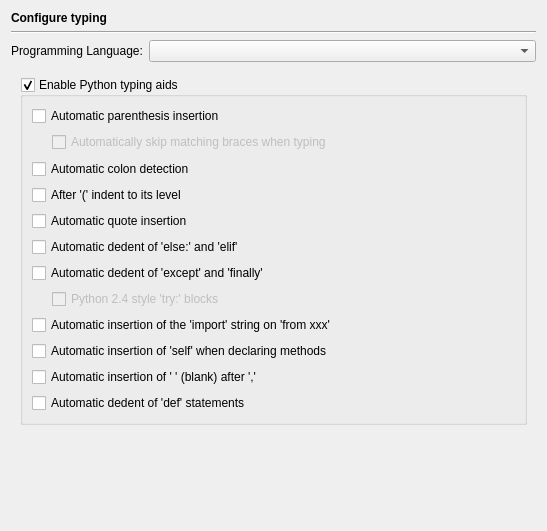
This is Preferences/ConfigurationPages/EditorTypingPage.ui in testmana2/test as Qt 5 draws it before an edit. The edited form follows.
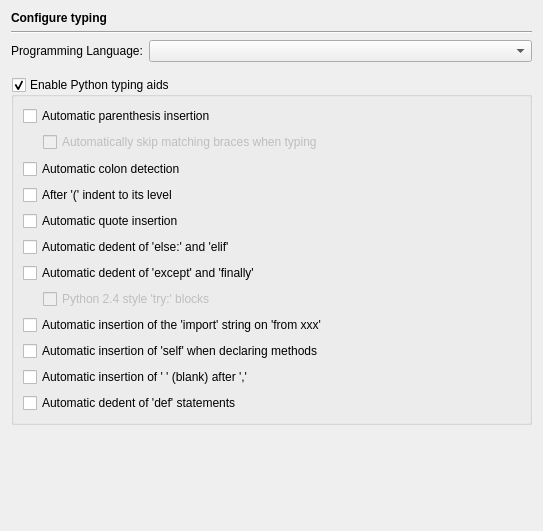
This is the edited form. The open tabs and pages were chosen to show the change.

Commit message: Some layout corrections to configuration pages.

Diff of the .ui file:
```diff
--- a/Preferences/ConfigurationPages/EditorTypingPage.ui
+++ b/Preferences/ConfigurationPages/EditorTypingPage.ui
@@ -1,11 +1,11 @@
 <ui version="4.0" >
  <class>EditorTypingPage</class>
- <widget class="QWidget" name="EditorTypingPage" >
-  <property name="geometry" >
+ <widget class="QWidget" name="EditorTypingPage">
+  <property name="geometry">
    <rect>
     <x>0</x>
     <y>0</y>
-    <width>537</width>
+    <width>543</width>
     <height>531</height>
    </rect>
   </property>
@@ -68,9 +68,15 @@
      <property name="currentIndex" >
       <number>0</number>
      </property>
-     <widget class="QWidget" name="emptyPage" />
-     <widget class="QWidget" name="pythonPage" >
-      <layout class="QVBoxLayout" name="verticalLayout_2" >
+     <widget class="QWidget" name="emptyPage"/>
+     <widget class="QWidget" name="pythonPage">
+      <layout class="QVBoxLayout" name="verticalLayout_2">
+       <property name="leftMargin">
+        <number>0</number>
+       </property>
+       <property name="rightMargin">
+        <number>0</number>
+       </property>
        <item>
         <widget class="QGroupBox" name="pythonGroup" >
          <property name="focusPolicy" >
```
Left out of the diff: 241 changed lines with no effect on the pictures. The commit also changes 1 other file.
